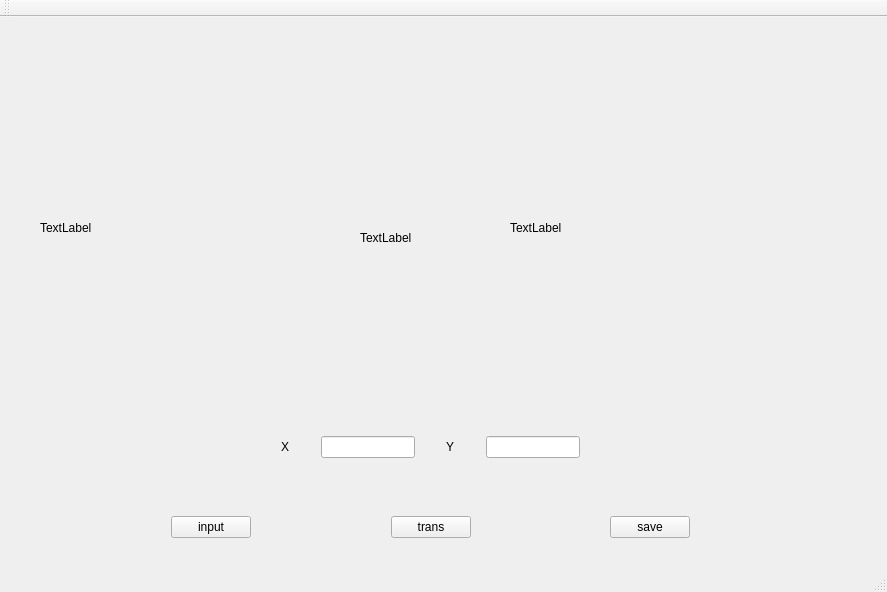
First picture: the form in mainwindow.ui, repository Zrealshadow/digitalpicture, before the edit.
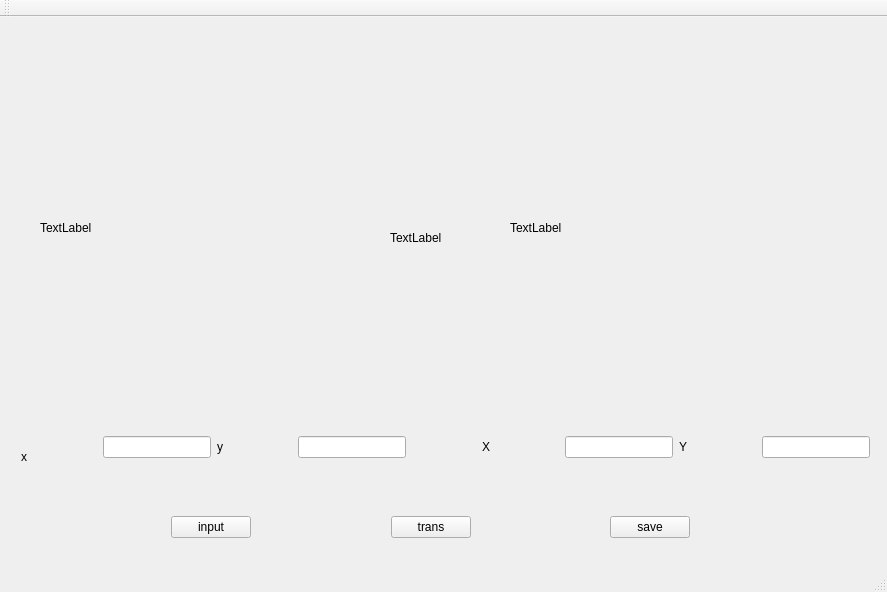
Second picture: the form after the edit.

Commit message: try transfomation

Patch:
```diff
--- a/mainwindow.ui
+++ b/mainwindow.ui
@@ -17,13 +17,78 @@
    <widget class="QWidget" name="horizontalLayoutWidget">
     <property name="geometry">
      <rect>
-      <x>270</x>
+      <x>10</x>
       <y>390</y>
-      <width>321</width>
+      <width>871</width>
       <height>80</height>
      </rect>
     </property>
     <layout class="QHBoxLayout" name="horizontalLayout">
+     <item>
+      <widget class="QLabel" name="label_3">
+       <property name="minimumSize">
+        <size>
+         <width>7</width>
+         <height>78</height>
+        </size>
+       </property>
+       <property name="text">
+        <string>x</string>
+       </property>
+      </widget>
+     </item>
+     <item>
+      <spacer name="horizontalSpacer_6">
+       <property name="orientation">
+        <enum>Qt::Horizontal</enum>
+       </property>
+       <property name="sizeHint" stdset="0">
+        <size>
+         <width>40</width>
+         <height>20</height>
+        </size>
+       </property>
+      </spacer>
+     </item>
+     <item>
+      <widget class="QLineEdit" name="img_x"/>
+     </item>
+     <item>
+      <widget class="QLabel" name="label_4">
+       <property name="text">
+        <string>y</string>
+       </property>
+      </widget>
+     </item>
+     <item>
+      <spacer name="horizontalSpacer_3">
+       <property name="orientation">
+        <enum>Qt::Horizontal</enum>
+       </property>
+       <property name="sizeHint" stdset="0">
+        <size>
+         <width>40</width>
+         <height>20</height>
+        </size>
+       </property>
+      </spacer>
+     </item>
+     <item>
+      <widget class="QLineEdit" name="img_y"/>
+     </item>
+     <item>
+      <spacer name="horizontalSpacer_7">
+       <property name="orientation">
+        <enum>Qt::Horizontal</enum>
+       </property>
+       <property name="sizeHint" stdset="0">
+        <size>
+         <width>40</width>
+         <height>20</height>
+        </size>
+       </property>
+      </spacer>
+     </item>
      <item>
       <widget class="QLabel" name="label">
        <property name="text">
@@ -47,19 +112,6 @@
      <item>
       <widget class="QLineEdit" name="line_x"/>
      </item>
-     <item>
-      <spacer name="horizontalSpacer_3">
-       <property name="orientation">
-        <enum>Qt::Horizontal</enum>
-       </property>
-       <property name="sizeHint" stdset="0">
-        <size>
-         <width>40</width>
-         <height>20</height>
-        </size>
-       </property>
-      </spacer>
-     </item>
      <item>
       <widget class="QLabel" name="label_2">
        <property name="text">
@@ -162,10 +214,22 @@
      <rect>
       <x>510</x>
       <y>40</y>
-      <width>331</width>
+      <width>311</width>
       <height>341</height>
      </rect>
     </property>
+    <property name="minimumSize">
+     <size>
+      <width>311</width>
+      <height>341</height>
+     </size>
+    </property>
+    <property name="maximumSize">
+     <size>
+      <width>311</width>
+      <height>341</height>
+     </size>
+    </property>
     <property name="text">
      <string>TextLabel</string>
     </property>
@@ -173,9 +237,9 @@
    <widget class="QLabel" name="temp">
     <property name="geometry">
      <rect>
-      <x>360</x>
+      <x>390</x>
       <y>200</y>
-      <width>111</width>
+      <width>81</width>
       <height>41</height>
      </rect>
     </property>
```
Left out of the diff: 12 changed lines with no effect on the pictures. The commit also changes 2 other files.
